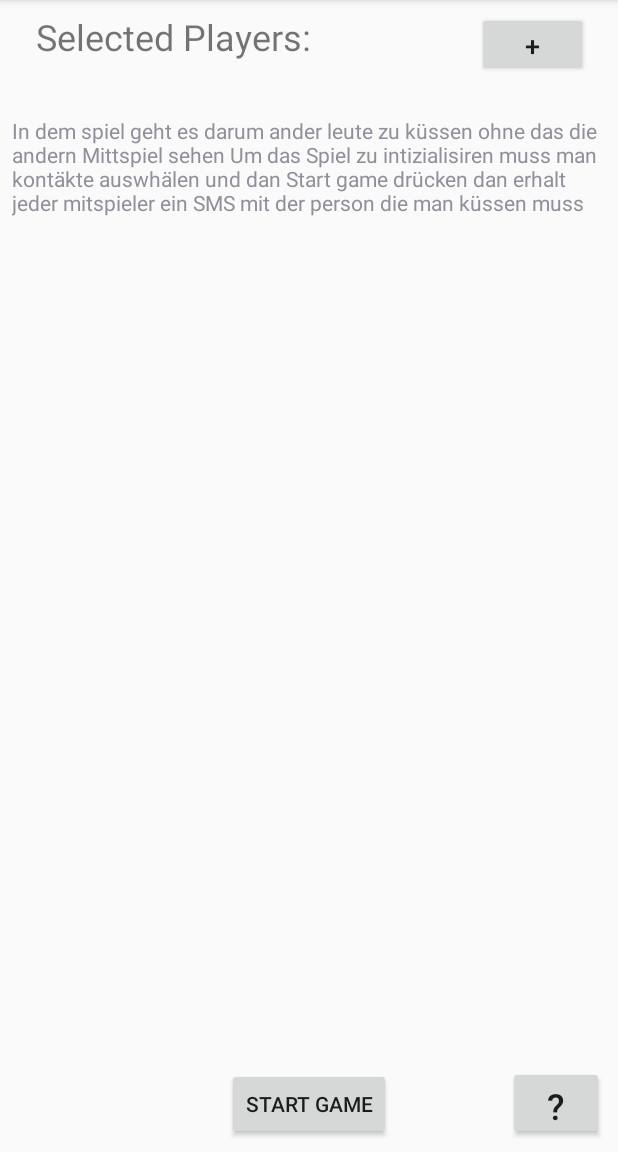
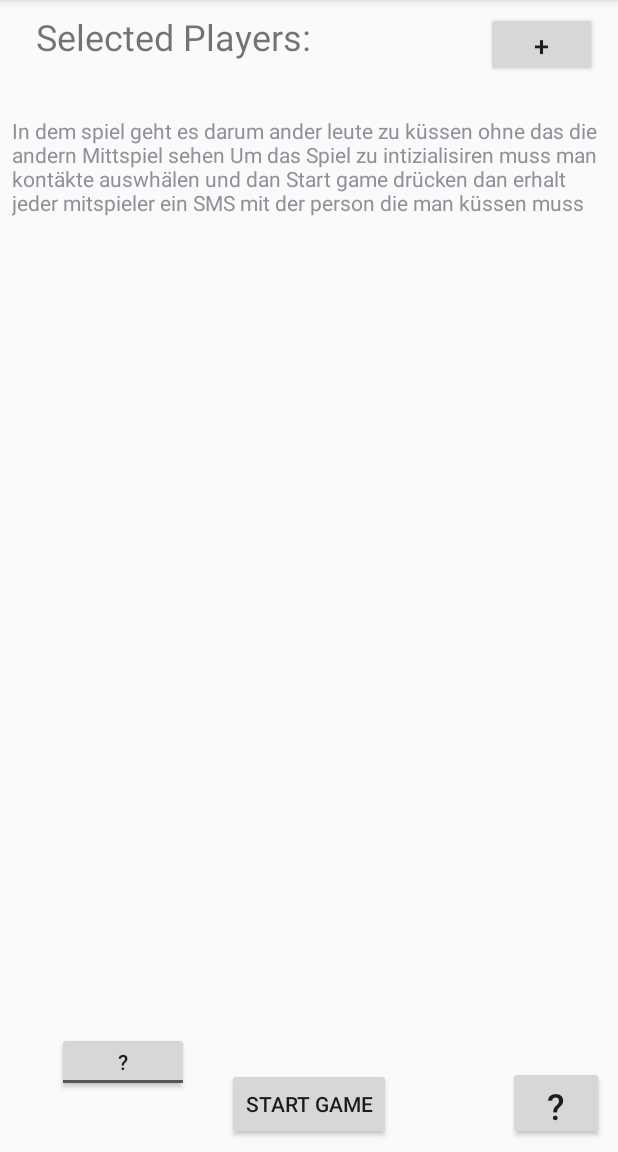
Before and after one commit to Nianmi/jeros, an Android app: the screen it shows after launch (MainActivity), after a tap on an icon or button, on a phone screen of 412 x 824 dp, the part 84-1236 px from its top. Run offline under Robolectric (Android 15) with nearby library versions, the phone set to English and light mode, and no system bars.

Commit message:
Bildschirm nicht mehr drehbar Togglebutten für Help eingefügt aber nicht sichtbar im Emulator

```diff
--- a/app/src/main/AndroidManifest.xml
+++ b/app/src/main/AndroidManifest.xml
@@ -10,7 +10,8 @@
         android:label="@string/app_name"
         android:roundIcon="@mipmap/ic_launcher_round"
         android:supportsRtl="true"
-        android:theme="@style/AppTheme">
+        android:theme="@style/AppTheme"
+        android:screenOrientation="portrait">
         <activity android:name=".MainActivity">
             <intent-filter>
                 <action android:name="android.intent.action.MAIN" />
--- a/app/src/main/java/com/example/jeros/MainActivity.java
+++ b/app/src/main/java/com/example/jeros/MainActivity.java
@@ -32,7 +32,7 @@ import java.util.Comparator;
 public class MainActivity extends AppCompatActivity {
 
     Button SMSButtonDe, ContacsButtonDe;
-    Button selectContact, helpBtn, startGameBtn;
+    Button selectContact, helpBtn, startGameBtn, helpTglBtn;
     String[] contactNamesUse;
     boolean[] checkedItems;
 
@@ -58,6 +58,7 @@ public class MainActivity extends AppCompatActivity {
         selectContact = (Button) findViewById(R.id.button1);
         startGameBtn = (Button) findViewById(R.id.button4);
         helpBtn = (Button) findViewById(R.id.button5);
+        helpTglBtn = (Button) findViewById(R.id.helpToggleButton);
 
         // Find the ScrollView
         scrollView = (ScrollView) findViewById(R.id.scrollView1);
--- a/app/src/main/res/layout/activity_main.xml
+++ b/app/src/main/res/layout/activity_main.xml
@@ -13,8 +13,11 @@
         android:layout_marginStart="20dp"
         android:layout_marginLeft="20dp"
         android:layout_marginTop="8dp"
+        android:layout_marginEnd="8dp"
+        android:layout_marginRight="8dp"
         android:text="+"
         android:textSize="18sp"
+        app:layout_constraintEnd_toEndOf="parent"
         app:layout_constraintStart_toEndOf="@+id/titleTextView"
         app:layout_constraintTop_toTopOf="parent" />
 
@@ -79,4 +82,25 @@
         app:layout_constraintTop_toBottomOf="@+id/scrollView1"
         app:layout_constraintVertical_bias="1.0" />
 
+    <ToggleButton
+        android:id="@+id/helpToggleButton"
+        android:layout_width="wrap_content"
+        android:layout_height="40dp"
+        android:layout_marginStart="8dp"
+        android:layout_marginLeft="8dp"
+        android:layout_marginTop="8dp"
+        android:layout_marginEnd="8dp"
+        android:layout_marginRight="8dp"
+        android:layout_marginBottom="8dp"
+        android:text="ToggleButton"
+        android:textOff=" ? "
+        android:textOn=" ? "
+        android:visibility="visible"
+        app:layout_constraintBottom_toBottomOf="parent"
+        app:layout_constraintEnd_toStartOf="@+id/button4"
+        app:layout_constraintHorizontal_bias="0.63"
+        app:layout_constraintStart_toStartOf="parent"
+        app:layout_constraintTop_toBottomOf="@+id/scrollView1"
+        app:layout_constraintVertical_bias="0.625" />
+
 </android.support.constraint.ConstraintLayout>
```
